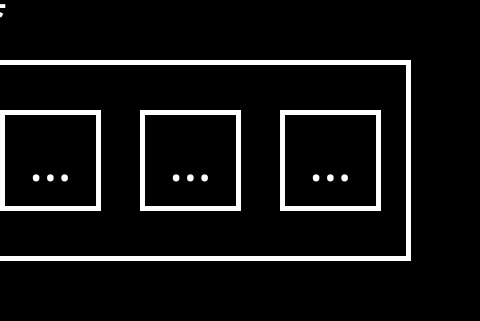
This is mainwindow.ui in alvin5716/Shooting-Game-Space-Defender as Qt 5 draws it before an edit; both pictures show x 670 to 1150 and y 480 to 801 of the 1150 by 940 pixel window. The edited form follows.
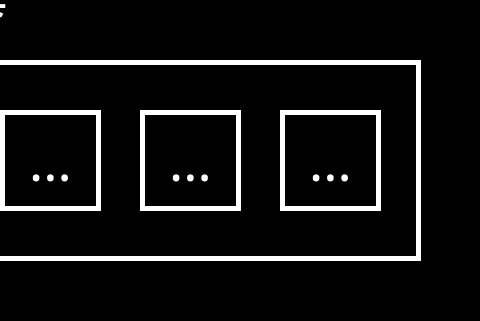
This is the edited form. Icons and pictures are not drawn.

What changed in the file:
```diff
--- a/mainwindow.ui
+++ b/mainwindow.ui
@@ -1057,7 +1057,7 @@
        <rect>
         <x>70</x>
         <y>540</y>
-        <width>1011</width>
+        <width>1021</width>
         <height>201</height>
        </rect>
       </property>
```
